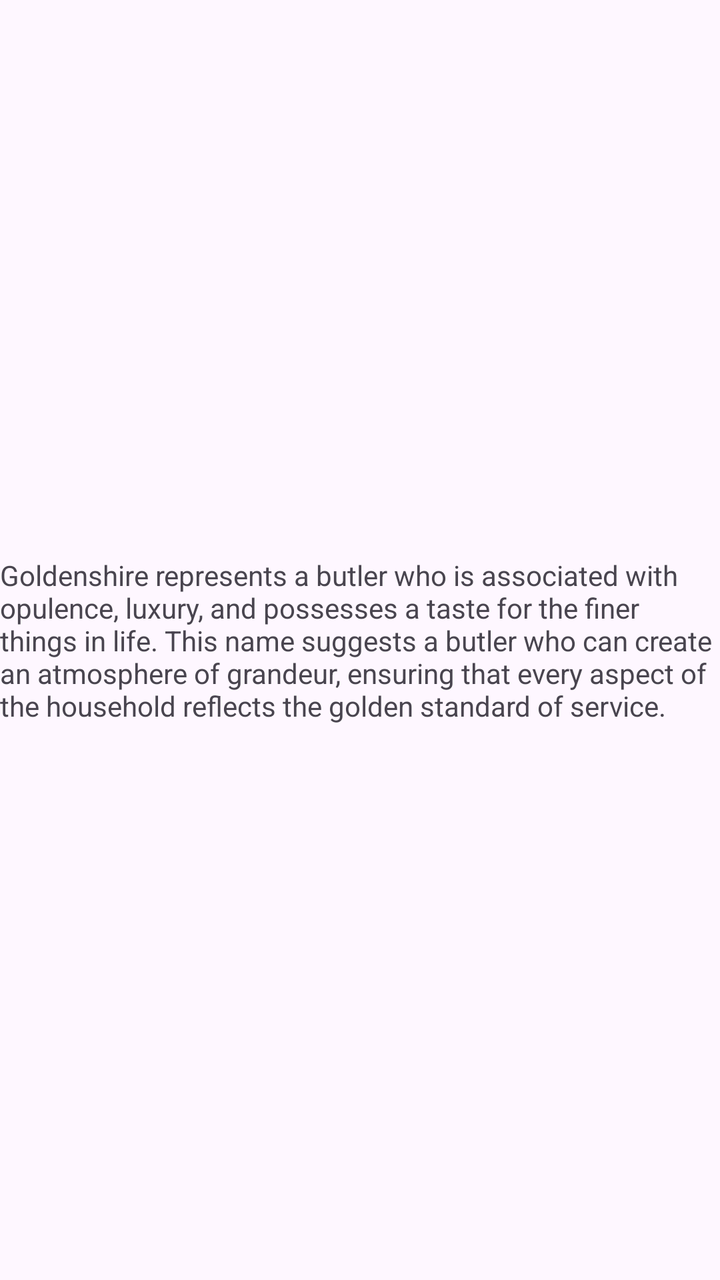
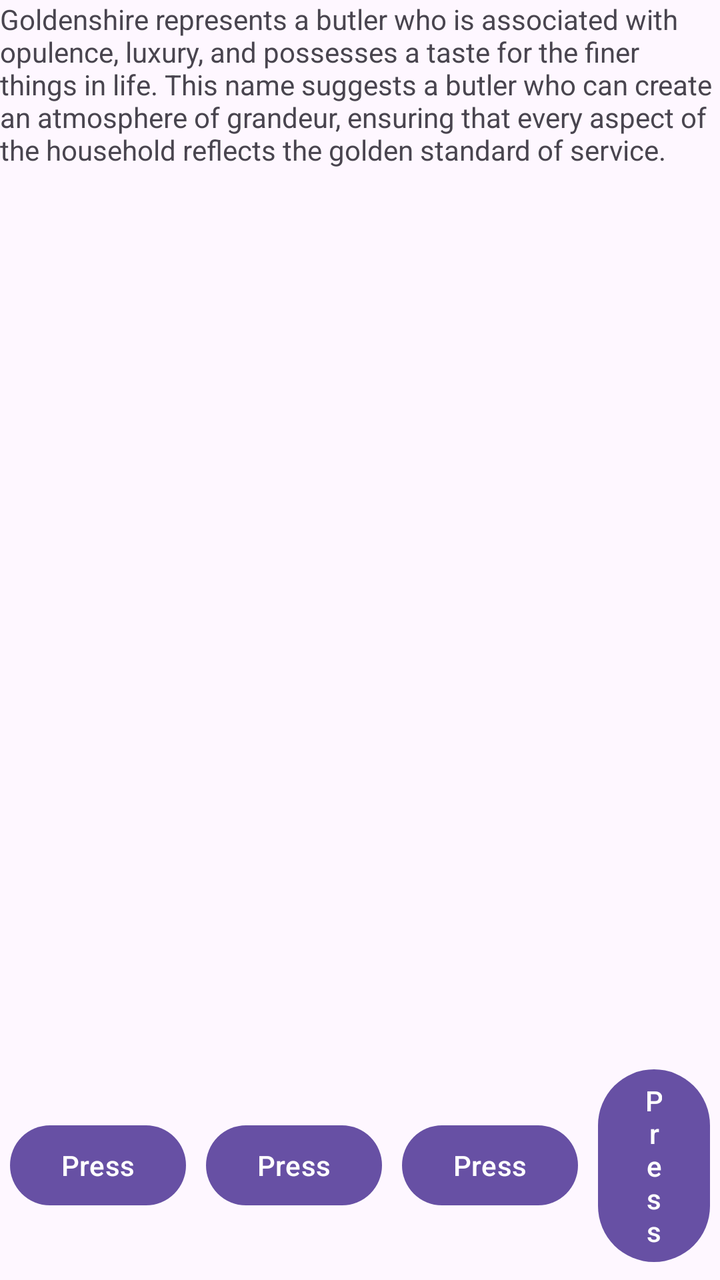

The first picture is an Android layout as it rendered before a commit; the second is the same layout after the commit. The layout source and the unified diff follow.
<!-- AndroidManifest.xml: application theme Theme.Goldenshire -->
<!-- res/layout/activity_main.xml -->
<?xml version="1.0" encoding="utf-8"?>
<androidx.constraintlayout.widget.ConstraintLayout xmlns:android="http://schemas.android.com/apk/res/android"
    xmlns:app="http://schemas.android.com/apk/res-auto"
    xmlns:tools="http://schemas.android.com/tools"
    android:id="@+id/main"
    android:layout_width="match_parent"
    android:layout_height="match_parent"
    tools:context=".MainActivity">

    <TextView
        android:layout_width="wrap_content"
        android:layout_height="wrap_content"
        android:text="Goldenshire represents a butler who is associated with opulence, luxury, and possesses a taste for the finer things in life. This name suggests a butler who can create an atmosphere of grandeur, ensuring that every aspect of the household reflects the golden standard of service."
        app:layout_constraintBottom_toBottomOf="parent"
        app:layout_constraintEnd_toEndOf="parent"
        app:layout_constraintStart_toStartOf="parent"
        app:layout_constraintTop_toTopOf="parent" />

</androidx.constraintlayout.widget.ConstraintLayout>
<!-- resources referenced by this layout -->
<resources>
  <style name="Theme.Goldenshire" parent="Base.Theme.Goldenshire" />
  <style name="Base.Theme.Goldenshire" parent="Theme.Material3.DayNight.NoActionBar">
          
          
      </style>
</resources>

<!-- the commit's change to res/layout/activity_main.xml (unified diff, before → after) -->
@@ -7,13 +7,57 @@
     android:layout_height="match_parent"
     tools:context=".MainActivity">
 
-    <TextView
-        android:layout_width="wrap_content"
+    <LinearLayout
+        android:layout_width="match_parent"
         android:layout_height="wrap_content"
-        android:text="Goldenshire represents a butler who is associated with opulence, luxury, and possesses a taste for the finer things in life. This name suggests a butler who can create an atmosphere of grandeur, ensuring that every aspect of the household reflects the golden standard of service."
+        android:maxHeight="10dp"
+        android:orientation="vertical"
+        app:layout_constraintStart_toStartOf="parent"
+        app:layout_constraintTop_toTopOf="parent">
+        <TextView
+            android:layout_width="match_parent"
+            android:layout_height="wrap_content"
+            android:text="Goldenshire represents a butler who is associated with opulence, luxury, and possesses a taste for the finer things in life. This name suggests a butler who can create an atmosphere of grandeur, ensuring that every aspect of the household reflects the golden standard of service."
+            app:layout_constraintStart_toStartOf="parent"
+            app:layout_constraintEnd_toEndOf="parent"
+            app:layout_constraintTop_toTopOf="parent" />
+        <ListView
+            android:id="@+id/yourListView"
+            android:layout_width="match_parent"
+            android:layout_height="240dp"
+            android:maxHeight="30dp"
+            app:layout_constraintStart_toStartOf="parent"
+            app:layout_constraintEnd_toEndOf="parent"
+            app:layout_constraintBottom_toBottomOf="parent" />
+    </LinearLayout>
+
+    <LinearLayout
+        android:layout_width="match_parent"
+        android:layout_height="wrap_content"
+        android:gravity="center"
         app:layout_constraintBottom_toBottomOf="parent"
-        app:layout_constraintEnd_toEndOf="parent"
-        app:layout_constraintStart_toStartOf="parent"
-        app:layout_constraintTop_toTopOf="parent" />
+        app:layout_constraintEnd_toEndOf="parent">
+        <Button
+            android:layout_width="wrap_content"
+            android:layout_height="wrap_content"
+            android:text="Press"
+            android:layout_margin="5dp"
+            />
+        <Button
+            android:layout_width="wrap_content"
+            android:layout_height="wrap_content"
+            android:text="Press"
+            android:layout_margin="5dp"/>
+        <Button
+            android:layout_width="wrap_content"
+            android:layout_height="wrap_content"
+            android:text="Press"
+            android:layout_margin="5dp"/>
+        <Button
+            android:layout_width="wrap_content"
+            android:layout_height="wrap_content"
+            android:text="Press"
+            android:layout_margin="5dp"/>
+    </LinearLayout>
 
 </androidx.constraintlayout.widget.ConstraintLayout>
